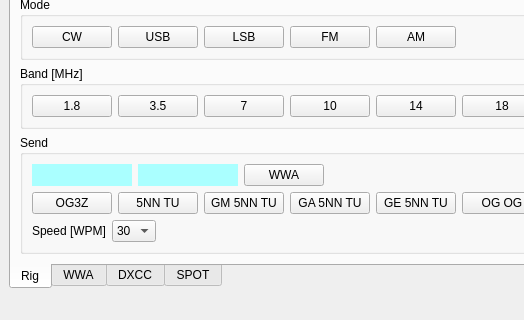
First picture: the form in mainwindow.ui, repository eloranta/HamVibe, before the edit; both pictures show x 0 to 524 and y 504 to 824 of the 1166 by 824 pixel window.
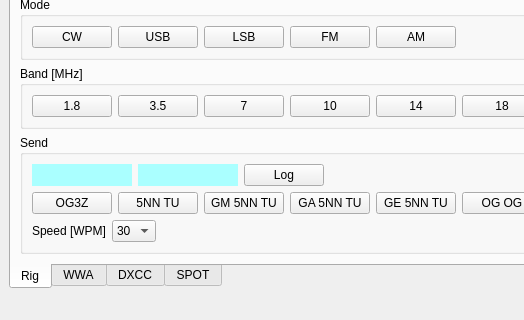
Second picture: the form after the edit. The open tabs and pages were chosen to show the change. Custom widgets are drawn as their Qt base class.

Commit message: rename rig WWA button to Log

```diff
--- a/mainwindow.ui
+++ b/mainwindow.ui
@@ -164,7 +164,7 @@
              <item>
               <widget class="QPushButton" name="logButton">
                <property name="text">
-                <string>WWA</string>
+                <string>Log</string>
                </property>
               </widget>
              </item>
```
Lines whose indentation alone changed are shown as unchanged.
